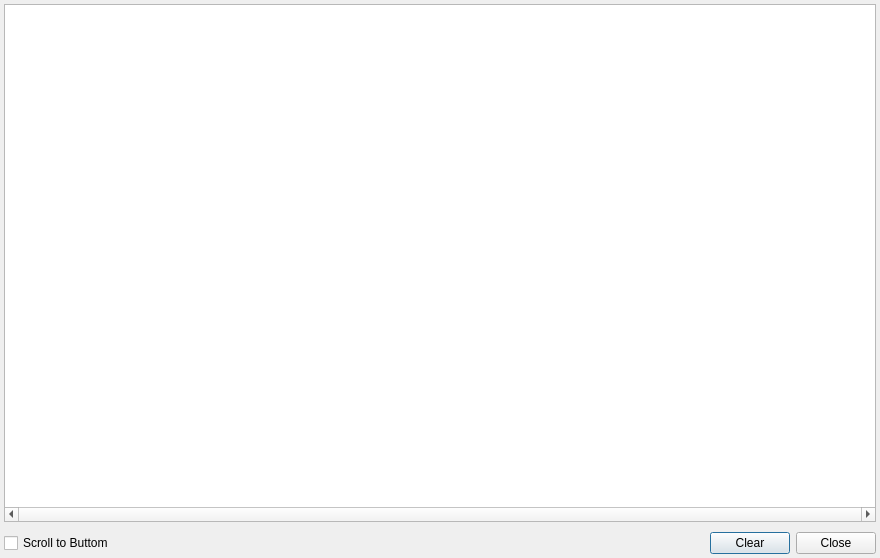
Old version of the form src/dlgshowlog.ui in the repository coolshou/qiperf.
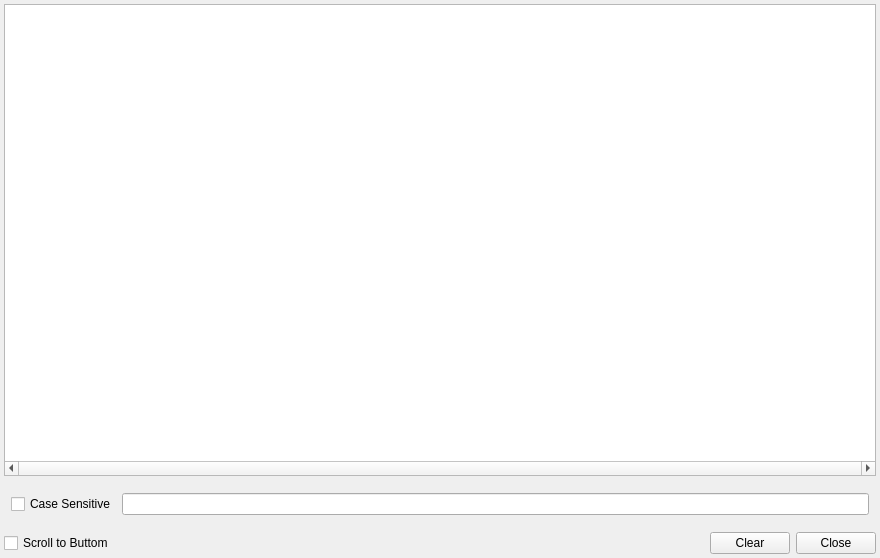
New version of the form. Icons and pictures are not drawn.

Diff of the .ui file:
```diff
--- a/src/dlgshowlog.ui
+++ b/src/dlgshowlog.ui
@@ -3,7 +3,7 @@
  <class>DlgShowLog</class>
  <widget class="QDialog" name="DlgShowLog">
   <property name="windowModality">
-   <enum>Qt::WindowModal</enum>
+   <enum>Qt::NonModal</enum>
   </property>
   <property name="geometry">
    <rect>
@@ -67,6 +67,22 @@
      </layout>
     </widget>
    </item>
+   <item>
+    <widget class="QWidget" name="w_find" native="true">
+     <layout class="QHBoxLayout" name="horizontalLayout_2">
+      <item>
+       <widget class="QCheckBox" name="cb_CaseSensitive">
+        <property name="text">
+         <string>Case Sensitive</string>
+        </property>
+       </widget>
+      </item>
+      <item>
+       <widget class="QLineEdit" name="le_find"/>
+      </item>
+     </layout>
+    </widget>
+   </item>
    <item>
     <widget class="QWidget" name="widget_2" native="true">
      <layout class="QHBoxLayout" name="horizontalLayout">
@@ -107,6 +123,9 @@
         <property name="text">
          <string>Clear</string>
         </property>
+        <property name="autoDefault">
+         <bool>false</bool>
+        </property>
        </widget>
       </item>
       <item>
@@ -114,6 +133,9 @@
         <property name="text">
          <string>Close</string>
         </property>
+        <property name="autoDefault">
+         <bool>false</bool>
+        </property>
        </widget>
       </item>
      </layout>
```
